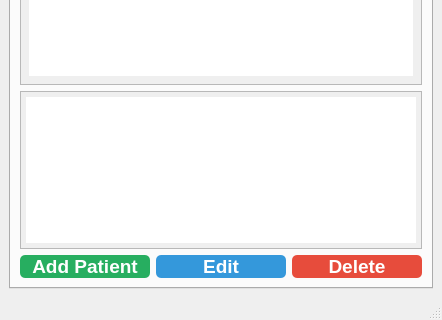
The window that leorio_clinic.ui (EijiFromJumia/Leorio-s-Clinic-Challenge) describes before a commit, drawn with Qt 5; both pictures show x 0 to 442 and y 539 to 859 of the 442 by 859 pixel window.
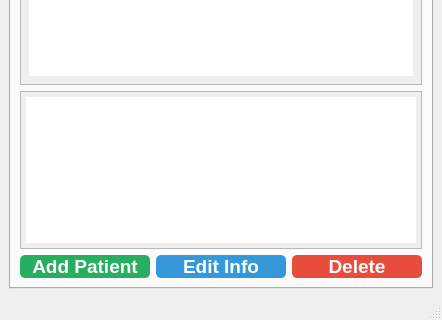
The same window after the commit. The open tabs and pages were chosen to show the change.

The edit to the form file:
```diff
--- a/leorio_clinic.ui
+++ b/leorio_clinic.ui
@@ -171,7 +171,7 @@
              <string notr="true">background-color: #3498db; color: white; font-size: 14pt; font-weight: bold; border-radius: 5px;</string>
             </property>
             <property name="text">
-             <string>Edit</string>
+             <string>Edit Info</string>
             </property>
            </widget>
           </item>
```
Left out of the diff: 2 changed lines with no effect on the pictures.
